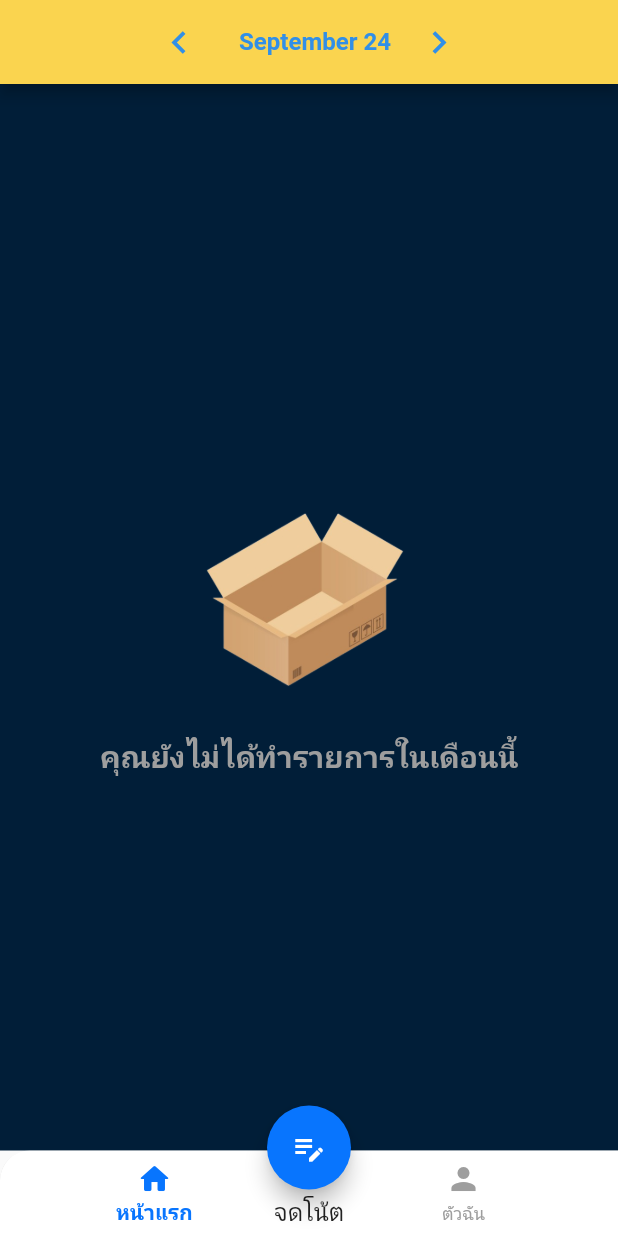
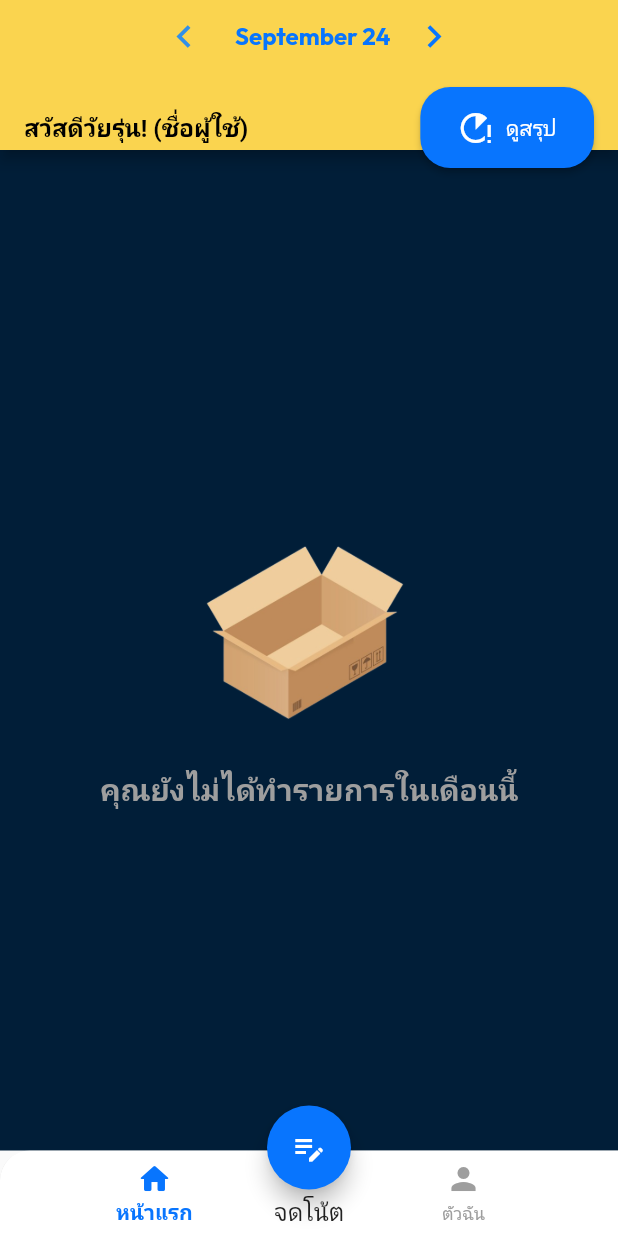
Before and after one commit to AllergyOat/JodWallet-flutter, a Flutter app: the screen it shows once a user with an empty profile is signed in, after a tap on the "keyboard arrow left" icon, on a phone screen of 412 x 824 dp. Run offline on Flutter 3.47's test engine with Material 2 defaults, Android fonts, the light colour scheme and no system bars; our stand-ins replace cloud_firestore, firebase_auth, firebase_core, google_fonts; accounts and stored records are empty.

Commit message:
modify main screen to link to result page

```diff
--- /dev/null
+++ b/lib/detail/transactionResult.dart
@@ -0,0 +1,23 @@
+import 'package:flutter/material.dart';
+
+class TransactionResultScreen extends StatelessWidget {
+  const TransactionResultScreen({super.key});
+
+  @override
+  Widget build(BuildContext context) {
+    return Scaffold(
+      appBar: AppBar(
+        title: const Text('Transaction Result'),
+        leading: IconButton(
+          icon: const Icon(Icons.arrow_back),
+          onPressed: () {
+            Navigator.pop(context);
+          },
+        ),
+      ),
+      body: const Center(
+        child: Text('Transaction Result'),
+      ),
+    );
+  }
+}
--- a/lib/pages/main_screen.dart
+++ b/lib/pages/main_screen.dart
@@ -1,7 +1,9 @@
 import 'package:flutter/material.dart';
-import 'package:project/pages/transactionDetail.dart';
+import 'package:google_fonts/google_fonts.dart';
+import 'package:project/detail/transactionDetail.dart';
 import '../database/model.dart';
 import 'package:intl/intl.dart';
+import '../detail/transactionResult.dart';
 
 class TransactionListScreen extends StatefulWidget {
   const TransactionListScreen({Key? key}) : super(key: key);
@@ -30,9 +32,15 @@ class TransactionListScreenState extends State<TransactionListScreen> {
   Widget build(BuildContext context) {
     return Scaffold(
       backgroundColor: const Color.fromARGB(255, 1, 30, 56),
-      appBar: AppBar(
+      appBar: PreferredSize(
+        preferredSize:
+            const Size.fromHeight(100), // Adjust height for added content
+        child: AppBar(
           backgroundColor: const Color.fromARGB(255, 250, 212, 79),
-        title: Row(
+          flexibleSpace: Column(
+            mainAxisAlignment: MainAxisAlignment.center,
+            children: [
+              Row(
                 mainAxisAlignment: MainAxisAlignment.center,
                 children: [
                   IconButton(
@@ -43,44 +51,98 @@ class TransactionListScreenState extends State<TransactionListScreen> {
                     ),
                     onPressed: () {
                       setState(() {
-                  selectedMonth =
-                      DateTime(selectedMonth.year, selectedMonth.month - 1);
+                        selectedMonth = DateTime(
+                            selectedMonth.year, selectedMonth.month - 1);
                       });
                     },
                   ),
-            const SizedBox(width: 8),
+                  const SizedBox(width: 5),
                   if (selectedMonth.month == DateTime.now().month &&
                       selectedMonth.year == DateTime.now().year)
                     const Icon(
                       Icons.calendar_month,
-                color: Color.fromARGB(255, 49, 143, 231),
+                      color: Color.fromARGB(255, 8, 117, 254),
                       size: 20,
                     ),
-            const SizedBox(width: 8),
+                  const SizedBox(width: 5),
                   Text(
                     DateFormat('MMMM yy').format(selectedMonth),
-              style: const TextStyle(
+                    style: GoogleFonts.outfit(
+                      textStyle: const TextStyle(
                         fontSize: 16,
-                  color: Color.fromARGB(255, 49, 143, 231),
-                  fontWeight: FontWeight.bold),
+                        color: Color.fromARGB(255, 8, 117, 254),
+                        fontWeight: FontWeight.bold,
                       ),
-            const SizedBox(width: 8),
+                    ),
+                  ),
+                  const SizedBox(width: 5),
                   IconButton(
                     icon: const Icon(
                       Icons.keyboard_arrow_right,
-                color: Color.fromARGB(255, 49, 143, 231),
+                      color: Color.fromARGB(255, 8, 117, 254),
                       size: 30,
                     ),
                     onPressed: () {
                       setState(() {
-                  selectedMonth =
-                      DateTime(selectedMonth.year, selectedMonth.month + 1);
+                        selectedMonth = DateTime(
+                            selectedMonth.year, selectedMonth.month + 1);
                       });
                     },
                   ),
                 ],
               ),
+              const SizedBox(height: 10),
+              Row(
+                mainAxisAlignment: MainAxisAlignment.spaceBetween,
+                children: [
+                  const Padding(
+                    padding: EdgeInsets.only(left: 16.0),
+                    child: Text(
+                      'สวัสดีวัยรุ่น! (ชื่อผู้ใช้)',
+                      style: TextStyle(
+                        fontSize: 16,
+                        fontWeight: FontWeight.w600,
+                        color: Colors.black,
+                      ),
+                    ),
+                  ),
+                  Padding(
+                    padding: const EdgeInsets.only(right: 16.0),
+                    child: ElevatedButton(
+                      onPressed: () {
+                      Navigator.push(
+                        context,
+                        MaterialPageRoute(
+                        builder: (context) => TransactionResultScreen(),
+                        ),
+                      );
+                      },
+                      style: ElevatedButton.styleFrom(
+                      backgroundColor: const Color.fromARGB(255, 8, 117, 254),
+                      padding: const EdgeInsets.symmetric(
+                        horizontal: 25, vertical: 15),
+                      shape: RoundedRectangleBorder(
+                        borderRadius:
+                          BorderRadius.circular(20), // Rounded corners
+                      ),
+                      ),
+                      child: const Row(
+                      mainAxisSize: MainAxisSize.min,
+                      children: [
+                        Icon(Icons.running_with_errors_outlined,
+                          color: Colors.white),
+                        SizedBox(width: 8),
+                        Text('ดูสรุป'),
+                      ],
+                      ),
+                    ),
+                  ),
+                ],
+              ),
+            ],
+          ),
           centerTitle: true,
+        ),
       ),
       body: Padding(
         padding: const EdgeInsets.only(top: 20.0),
```
Also changed, not shown: lib/detail/transactionDetail.dart (renamed from lib/pages/transactionDetail.dart). Lines whose indentation alone changed are shown as unchanged.
